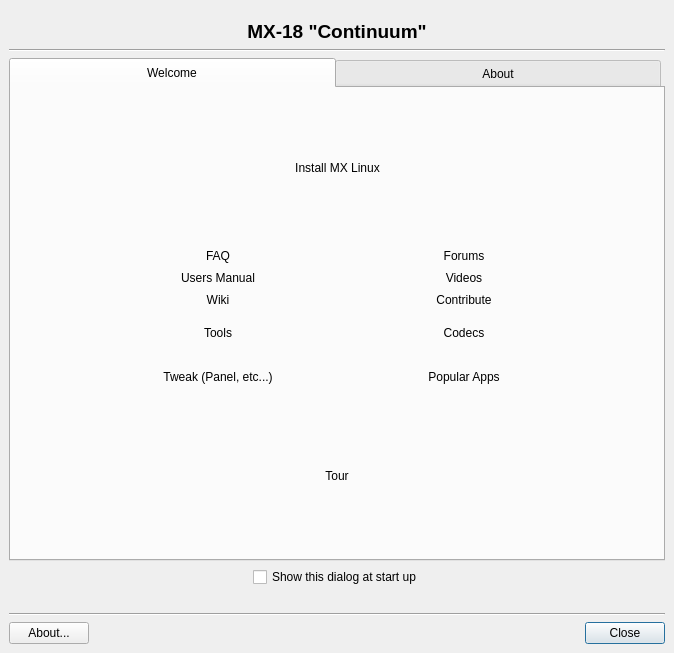
Old version of the form mainwindow.ui in the repository MX-Linux/mx-welcome.
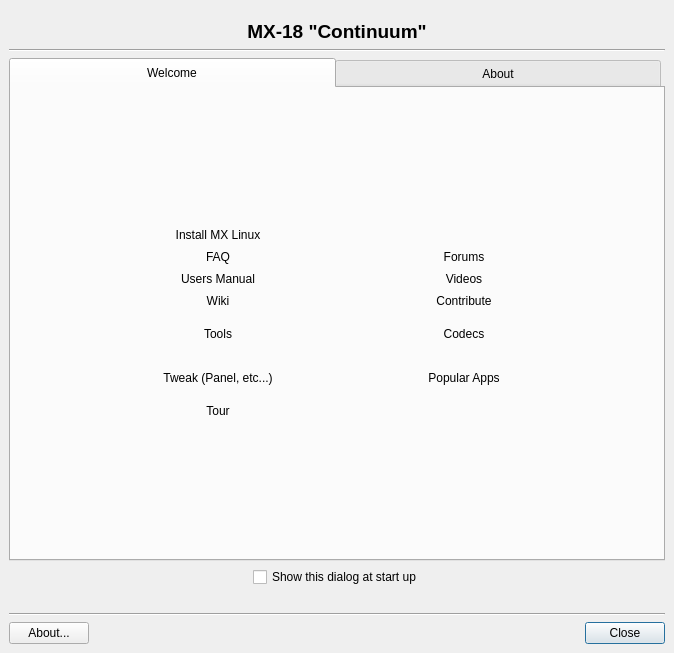
New version of the form. Icons and pictures are not drawn. Custom widgets are drawn as their Qt base class.

Commit message: move tour and installer icons

What changed in the file:
```diff
--- a/mainwindow.ui
+++ b/mainwindow.ui
@@ -208,8 +208,8 @@
            <property name="verticalSpacing">
             <number>0</number>
            </property>
-           <item row="1" column="5">
-            <widget class="FlatButton" name="buttonVideo">
+           <item row="2" column="1">
+            <widget class="FlatButton" name="buttonManual">
              <property name="sizePolicy">
               <sizepolicy hsizetype="Minimum" vsizetype="Fixed">
                <horstretch>0</horstretch>
@@ -220,11 +220,11 @@
               <enum>Qt::NoFocus</enum>
              </property>
              <property name="text">
-              <string>Videos</string>
+              <string>Users Manual</string>
              </property>
              <property name="icon">
               <iconset>
-               <normaloff>:/icons/videos.png</normaloff>:/icons/videos.png</iconset>
+               <normaloff>:/icons/users-manual.png</normaloff>:/icons/users-manual.png</iconset>
              </property>
              <property name="iconSize">
               <size>
@@ -240,7 +240,127 @@
              </property>
             </widget>
            </item>
-           <item row="4" column="2" colspan="3">
+           <item row="1" column="1">
+            <widget class="FlatButton" name="buttonFAQ">
+             <property name="focusPolicy">
+              <enum>Qt::NoFocus</enum>
+             </property>
+             <property name="text">
+              <string>FAQ</string>
+             </property>
+             <property name="icon">
+              <iconset>
+               <normaloff>:/icons/faq.png</normaloff>:/icons/faq.png</iconset>
+             </property>
+             <property name="iconSize">
+              <size>
+               <width>42</width>
+               <height>42</height>
+              </size>
+             </property>
+             <property name="autoDefault">
+              <bool>true</bool>
+             </property>
+             <property name="flat">
+              <bool>true</bool>
+             </property>
+            </widget>
+           </item>
+           <item row="4" column="5">
+            <widget class="FlatButton" name="buttonCodecs">
+             <property name="focusPolicy">
+              <enum>Qt::NoFocus</enum>
+             </property>
+             <property name="text">
+              <string>Codecs</string>
+             </property>
+             <property name="icon">
+              <iconset>
+               <normaloff>:/icons/codecs.png</normaloff>:/icons/codecs.png</iconset>
+             </property>
+             <property name="iconSize">
+              <size>
+               <width>42</width>
+               <height>42</height>
+              </size>
+             </property>
+             <property name="autoDefault">
+              <bool>true</bool>
+             </property>
+             <property name="flat">
+              <bool>true</bool>
+             </property>
+            </widget>
+           </item>
+           <item row="5" column="0">
+            <spacer name="horizontalSpacer_11">
+             <property name="orientation">
+              <enum>Qt::Horizontal</enum>
+             </property>
+             <property name="sizeHint" stdset="0">
+              <size>
+               <width>62</width>
+               <height>44</height>
+              </size>
+             </property>
+            </spacer>
+           </item>
+           <item row="5" column="1">
+            <widget class="FlatButton" name="buttonPanelOrient">
+             <property name="focusPolicy">
+              <enum>Qt::NoFocus</enum>
+             </property>
+             <property name="text">
+              <string>Tweak (Panel, etc...)</string>
+             </property>
+             <property name="icon">
+              <iconset>
+               <normaloff>:/icons/mxwelcome-icon-panel-orient.png</normaloff>:/icons/mxwelcome-icon-panel-orient.png</iconset>
+             </property>
+             <property name="iconSize">
+              <size>
+               <width>42</width>
+               <height>42</height>
+              </size>
+             </property>
+             <property name="autoDefault">
+              <bool>true</bool>
+             </property>
+             <property name="flat">
+              <bool>true</bool>
+             </property>
+            </widget>
+           </item>
+           <item row="5" column="6" colspan="2">
+            <spacer name="horizontalSpacer_15">
+             <property name="orientation">
+              <enum>Qt::Horizontal</enum>
+             </property>
+             <property name="sizeType">
+              <enum>QSizePolicy::Expanding</enum>
+             </property>
+             <property name="sizeHint" stdset="0">
+              <size>
+               <width>61</width>
+               <height>44</height>
+              </size>
+             </property>
+            </spacer>
+           </item>
+           <item row="1" column="2" colspan="3">
+            <spacer name="horizontalSpacer_8">
+             <property name="orientation">
+              <enum>Qt::Horizontal</enum>
+             </property>
+             <property name="sizeHint" stdset="0">
+              <size>
+               <width>129</width>
+               <height>17</height>
+              </size>
+             </property>
+            </spacer>
+           </item>
+           <item row="5" column="2" colspan="3">
             <spacer name="horizontalSpacer_14">
              <property name="orientation">
               <enum>Qt::Horizontal</enum>
@@ -256,23 +376,7 @@
              </property>
             </spacer>
            </item>
-           <item row="3" column="2" colspan="3">
-            <spacer name="horizontalSpacer_12">
-             <property name="orientation">
-              <enum>Qt::Horizontal</enum>
-             </property>
-             <property name="sizeType">
-              <enum>QSizePolicy::Expanding</enum>
-             </property>
-             <property name="sizeHint" stdset="0">
-              <size>
-               <width>135</width>
-               <height>44</height>
-              </size>
-             </property>
-            </spacer>
-           </item>
-           <item row="3" column="0">
+           <item row="4" column="0">
             <spacer name="horizontalSpacer_4">
              <property name="orientation">
               <enum>Qt::Horizontal</enum>
@@ -286,45 +390,68 @@
             </spacer>
            </item>
            <item row="3" column="6" colspan="2">
-            <spacer name="horizontalSpacer_13">
+            <spacer name="horizontalSpacer">
              <property name="orientation">
               <enum>Qt::Horizontal</enum>
              </property>
-             <property name="sizeType">
-              <enum>QSizePolicy::Expanding</enum>
-             </property>
              <property name="sizeHint" stdset="0">
               <size>
                <width>61</width>
-               <height>44</height>
+               <height>17</height>
               </size>
              </property>
             </spacer>
            </item>
-           <item row="0" column="2" colspan="3">
-            <spacer name="horizontalSpacer_8">
+           <item row="2" column="6" colspan="2">
+            <spacer name="horizontalSpacer_6">
              <property name="orientation">
               <enum>Qt::Horizontal</enum>
              </property>
              <property name="sizeHint" stdset="0">
               <size>
-               <width>129</width>
+               <width>61</width>
                <height>17</height>
               </size>
              </property>
             </spacer>
            </item>
+           <item row="3" column="5">
+            <widget class="FlatButton" name="buttonContribute">
+             <property name="focusPolicy">
+              <enum>Qt::NoFocus</enum>
+             </property>
+             <property name="text">
+              <string>Contribute</string>
+             </property>
+             <property name="icon">
+              <iconset>
+               <normaloff>:/icons/contribute.png</normaloff>:/icons/contribute.png</iconset>
+             </property>
+             <property name="iconSize">
+              <size>
+               <width>42</width>
+               <height>42</height>
+              </size>
+             </property>
+             <property name="autoDefault">
+              <bool>true</bool>
+             </property>
+             <property name="flat">
+              <bool>true</bool>
+             </property>
+            </widget>
+           </item>
            <item row="4" column="1">
-            <widget class="FlatButton" name="buttonPanelOrient">
+            <widget class="FlatButton" name="buttonTools">
              <property name="focusPolicy">
               <enum>Qt::NoFocus</enum>
              </property>
              <property name="text">
-              <string>Tweak (Panel, etc...)</string>
+              <string>Tools</string>
              </property>
              <property name="icon">
               <iconset>
-               <normaloff>:/icons/mxwelcome-icon-panel-orient.png</normaloff>:/icons/mxwelcome-icon-panel-orient.png</iconset>
+               <normaloff>:/icons/tools.png</normaloff>:/icons/tools.png</iconset>
              </property>
              <property name="iconSize">
               <size>
@@ -340,7 +467,7 @@
              </property>
             </widget>
            </item>
-           <item row="4" column="5">
+           <item row="5" column="5">
             <widget class="FlatButton" name="buttonPackageInstall">
              <property name="focusPolicy">
               <enum>Qt::NoFocus</enum>
@@ -366,24 +493,8 @@
              </property>
             </widget>
            </item>
-           <item row="4" column="6" colspan="2">
-            <spacer name="horizontalSpacer_15">
-             <property name="orientation">
-              <enum>Qt::Horizontal</enum>
-             </property>
-             <property name="sizeType">
-              <enum>QSizePolicy::Expanding</enum>
-             </property>
-             <property name="sizeHint" stdset="0">
-              <size>
-               <width>61</width>
-               <height>44</height>
-              </size>
-             </property>
-            </spacer>
-           </item>
-           <item row="1" column="1">
-            <widget class="FlatButton" name="buttonManual">
+           <item row="2" column="5">
+            <widget class="FlatButton" name="buttonVideo">
              <property name="sizePolicy">
               <sizepolicy hsizetype="Minimum" vsizetype="Fixed">
                <horstretch>0</horstretch>
@@ -394,11 +505,11 @@
               <enum>Qt::NoFocus</enum>
              </property>
              <property name="text">
-              <string>Users Manual</string>
+              <string>Videos</string>
              </property>
              <property name="icon">
               <iconset>
-               <normaloff>:/icons/users-manual.png</normaloff>:/icons/users-manual.png</iconset>
+               <normaloff>:/icons/videos.png</normaloff>:/icons/videos.png</iconset>
              </property>
              <property name="iconSize">
               <size>
@@ -414,20 +525,7 @@
              </property>
             </widget>
            </item>
-           <item row="2" column="0">
-            <spacer name="horizontalSpacer_2">
-             <property name="orientation">
-              <enum>Qt::Horizontal</enum>
-             </property>
-             <property name="sizeHint" stdset="0">
-              <size>
-               <width>62</width>
-               <height>17</height>
-              </size>
-             </property>
-            </spacer>
-           </item>
-           <item row="0" column="0">
+           <item row="1" column="0">
             <spacer name="horizontalSpacer_7">
              <property name="orientation">
               <enum>Qt::Horizontal</enum>
@@ -440,7 +538,87 @@
              </property>
             </spacer>
            </item>
-           <item row="2" column="1">
+           <item row="3" column="2" colspan="3">
+            <spacer name="horizontalSpacer_10">
+             <property name="orientation">
+              <enum>Qt::Horizontal</enum>
+             </property>
+             <property name="sizeHint" stdset="0">
+              <size>
+               <width>129</width>
+               <height>17</height>
+              </size>
+             </property>
+            </spacer>
+           </item>
+           <item row="4" column="6" colspan="2">
+            <spacer name="horizontalSpacer_13">
+             <property name="orientation">
+              <enum>Qt::Horizontal</enum>
+             </property>
+             <property name="sizeType">
+              <enum>QSizePolicy::Expanding</enum>
+             </property>
+             <property name="sizeHint" stdset="0">
+              <size>
+               <width>61</width>
+               <height>44</height>
+              </size>
+             </property>
+            </spacer>
+           </item>
+           <item row="2" column="0">
+            <spacer name="horizontalSpacer_3">
+             <property name="orientation">
+              <enum>Qt::Horizontal</enum>
+             </property>
+             <property name="sizeHint" stdset="0">
+              <size>
+               <width>62</width>
+               <height>17</height>
+              </size>
+             </property>
+            </spacer>
+           </item>
+           <item row="4" column="2" colspan="3">
+            <spacer name="horizontalSpacer_12">
+             <property name="orientation">
+              <enum>Qt::Horizontal</enum>
+             </property>
+             <property name="sizeType">
+              <enum>QSizePolicy::Expanding</enum>
+             </property>
+             <property name="sizeHint" stdset="0">
+              <size>
+               <width>135</width>
+               <height>44</height>
+              </size>
+             </property>
+            </spacer>
+           </item>
+           <item row="6" column="1">
+            <widget class="FlatButton" name="buttonTour">
+             <property name="focusPolicy">
+              <enum>Qt::NoFocus</enum>
+             </property>
+             <property name="text">
+              <string>Tour</string>
+             </property>
+             <property name="iconSize">
+              <size>
+               <width>42</width>
+               <height>42</height>
+              </size>
+             </property>
+             <property name="autoDefault">
+              <bool>true</bool>
+             </property>
+             <property name="flat">
+              <bool>true</bool>
+             </property>
+            </widget>
+           </item>
+           <item row="3" column="1">
             <widget class="FlatButton" name="buttonWiki">
              <property name="sizePolicy">
               <sizepolicy hsizetype="Minimum" vsizetype="Fixed">
@@ -472,60 +650,8 @@
              </property>
             </widget>
            </item>
-           <item row="3" column="5">
-            <widget class="FlatButton" name="buttonCodecs">
-             <property name="focusPolicy">
-              <enum>Qt::NoFocus</enum>
-             </property>
-             <property name="text">
-              <string>Codecs</string>
-             </property>
-             <property name="icon">
-              <iconset>
-               <normaloff>:/icons/codecs.png</normaloff>:/icons/codecs.png</iconset>
-             </property>
-             <property name="iconSize">
-              <size>
-               <width>42</width>
-               <height>42</height>
-              </size>
-             </property>
-             <property name="autoDefault">
-              <bool>true</bool>
-             </property>
-             <property name="flat">
-              <bool>true</bool>
-             </property>
-            </widget>
-           </item>
-           <item row="4" column="0">
-            <spacer name="horizontalSpacer_11">
-             <property name="orientation">
-              <enum>Qt::Horizontal</enum>
-             </property>
-             <property name="sizeHint" stdset="0">
-              <size>
-               <width>62</width>
-               <height>44</height>
-              </size>
-             </property>
-            </spacer>
-           </item>
-           <item row="1" column="0">
-            <spacer name="horizontalSpacer_3">
-             <property name="orientation">
-              <enum>Qt::Horizontal</enum>
-             </property>
-             <property name="sizeHint" stdset="0">
-              <size>
-               <width>62</width>
-               <height>17</height>
-              </size>
-             </property>
-            </spacer>
-           </item>
            <item row="2" column="2" colspan="3">
-            <spacer name="horizontalSpacer_10">
+            <spacer name="horizontalSpacer_5">
              <property name="orientation">
               <enum>Qt::Horizontal</enum>
              </property>
@@ -537,33 +663,33 @@
              </property>
             </spacer>
            </item>
-           <item row="0" column="1">
-            <widget class="FlatButton" name="buttonFAQ">
-             <property name="focusPolicy">
-              <enum>Qt::NoFocus</enum>
+           <item row="1" column="7">
+            <spacer name="horizontalSpacer_9">
+             <property name="orientation">
+              <enum>Qt::Horizontal</enum>
              </property>
-             <property name="text">
-              <string>FAQ</string>
+             <property name="sizeHint" stdset="0">
+              <size>
+               <width>61</width>
+               <height>17</height>
+              </size>
              </property>
-             <property name="icon">
-              <iconset>
-               <normaloff>:/icons/faq.png</normaloff>:/icons/faq.png</iconset>
+            </spacer>
+           </item>
+           <item row="3" column="0">
+            <spacer name="horizontalSpacer_2">
+             <property name="orientation">
+              <enum>Qt::Horizontal</enum>
              </property>
-             <property name="iconSize">
+             <property name="sizeHint" stdset="0">
               <size>
-               <width>42</width>
-               <height>42</height>
+               <width>62</width>
+               <height>17</height>
               </size>
              </property>
-             <property name="autoDefault">
-              <bool>true</bool>
-             </property>
-             <property name="flat">
-              <bool>true</bool>
-             </property>
-            </widget>
+            </spacer>
            </item>
-           <item row="0" column="5">
+           <item row="1" column="5">
             <widget class="FlatButton" name="buttonForum">
              <property name="sizePolicy">
               <sizepolicy hsizetype="Minimum" vsizetype="Fixed">
@@ -595,128 +721,7 @@
              </property>
             </widget>
            </item>
-           <item row="1" column="2" colspan="3">
-            <spacer name="horizontalSpacer_5">
-             <property name="orientation">
-              <enum>Qt::Horizontal</enum>
-             </property>
-             <property name="sizeHint" stdset="0">
-              <size>
-               <width>129</width>
-               <height>17</height>
-              </size>
-             </property>
-            </spacer>
-           </item>
-           <item row="2" column="5">
-            <widget class="FlatButton" name="buttonContribute">
-             <property name="focusPolicy">
-              <enum>Qt::NoFocus</enum>
-             </property>
-             <property name="text">
-              <string>Contribute</string>
-             </property>
-             <property name="icon">
-              <iconset>
-               <normaloff>:/icons/contribute.png</normaloff>:/icons/contribute.png</iconset>
-             </property>
-             <property name="iconSize">
-              <size>
-               <width>42</width>
-               <height>42</height>
-              </size>
-             </property>
-             <property name="autoDefault">
-              <bool>true</bool>
-             </property>
-             <property name="flat">
-              <bool>true</bool>
-             </property>
-            </widget>
-           </item>
-           <item row="3" column="1">
-            <widget class="FlatButton" name="buttonTools">
-             <property name="focusPolicy">
-              <enum>Qt::NoFocus</enum>
-             </property>
-             <property name="text">
-              <string>Tools</string>
-             </property>
-             <property name="icon">
-              <iconset>
-               <normaloff>:/icons/tools.png</normaloff>:/icons/tools.png</iconset>
-             </property>
-             <property name="iconSize">
-              <size>
-               <width>42</width>
-               <height>42</height>
-              </size>
-             </property>
-             <property name="autoDefault">
-              <bool>true</bool>
-             </property>
-             <property name="flat">
-              <bool>true</bool>
-             </property>
-            </widget>
-           </item>
-           <item row="0" column="7">
-            <spacer name="horizontalSpacer_9">
-             <property name="orientation">
-              <enum>Qt::Horizontal</enum>
-             </property>
-             <property name="sizeHint" stdset="0">
-              <size>
-               <width>61</width>
-               <height>17</height>
-              </size>
-             </property>
-            </spacer>
-           </item>
-           <item row="2" column="6" colspan="2">
-            <spacer name="horizontalSpacer">
-             <property name="orientation">
-              <enum>Qt::Horizontal</enum>
-             </property>
-             <property name="sizeHint" stdset="0">
-              <size>
-               <width>61</width>
-               <height>17</height>
-              </size>
-             </property>
-            </spacer>
-           </item>
-           <item row="1" column="6" colspan="2">
-            <spacer name="horizontalSpacer_6">
-             <property name="orientation">
-              <enum>Qt::Horizontal</enum>
-             </property>
-             <property name="sizeHint" stdset="0">
-              <size>
-               <width>61</width>
-               <height>17</height>
-              </size>
-             </property>
-            </spacer>
-           </item>
-          </layout>
-         </item>
-         <item row="0" column="0" colspan="2">
-          <layout class="QHBoxLayout" name="horizontalLayout_4">
-           <item>
-            <spacer name="horizontalSpacer_16">
-             <property name="orientation">
-              <enum>Qt::Horizontal</enum>
-             </property>
-             <property name="sizeHint" stdset="0">
-              <size>
-               <width>0</width>
-               <height>0</height>
-              </size>
-             </property>
-            </spacer>
-           </item>
-           <item>
+           <item row="0" column="1">
             <widget class="FlatButton" name="buttonSetup">
              <property name="focusPolicy">
               <enum>Qt::NoFocus</enum>
@@ -742,6 +747,23 @@
              </property>
             </widget>
            </item>
+          </layout>
+         </item>
+         <item row="0" column="0" colspan="2">
+          <layout class="QHBoxLayout" name="horizontalLayout_4">
+           <item>
+            <spacer name="horizontalSpacer_16">
+             <property name="orientation">
+              <enum>Qt::Horizontal</enum>
+             </property>
+             <property name="sizeHint" stdset="0">
+              <size>
+               <width>0</width>
+               <height>0</height>
+              </size>
+             </property>
+            </spacer>
+           </item>
            <item>
             <spacer name="horizontalSpacer_17">
              <property name="orientation">
@@ -772,28 +794,6 @@
              </property>
             </spacer>
            </item>
-           <item>
-            <widget class="FlatButton" name="buttonTour">
-             <property name="focusPolicy">
-              <enum>Qt::NoFocus</enum>
-             </property>
-             <property name="text">
-              <string>Tour</string>
-             </property>
-             <property name="iconSize">
-              <size>
-               <width>42</width>
-               <height>42</height>
-              </size>
-             </property>
-             <property name="autoDefault">
-              <bool>true</bool>
-             </property>
-             <property name="flat">
-              <bool>true</bool>
-             </property>
-            </widget>
-           </item>
            <item>
             <spacer name="horizontalSpacer_21">
              <property name="orientation">
```
The commit also changes 1 other file.
